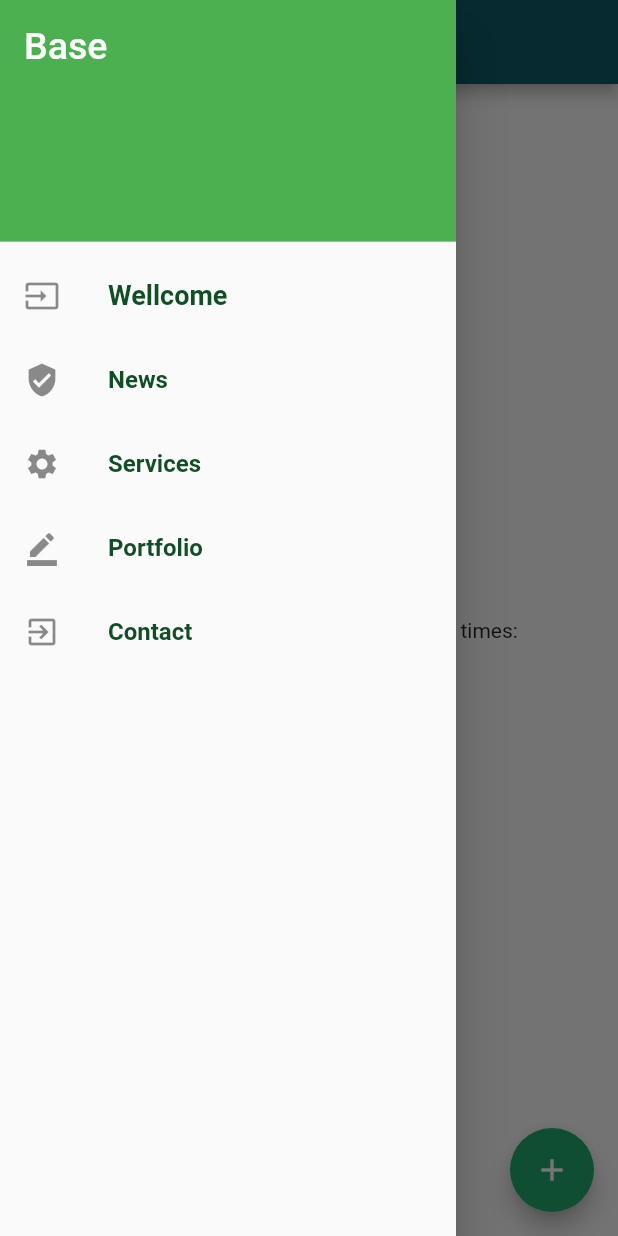
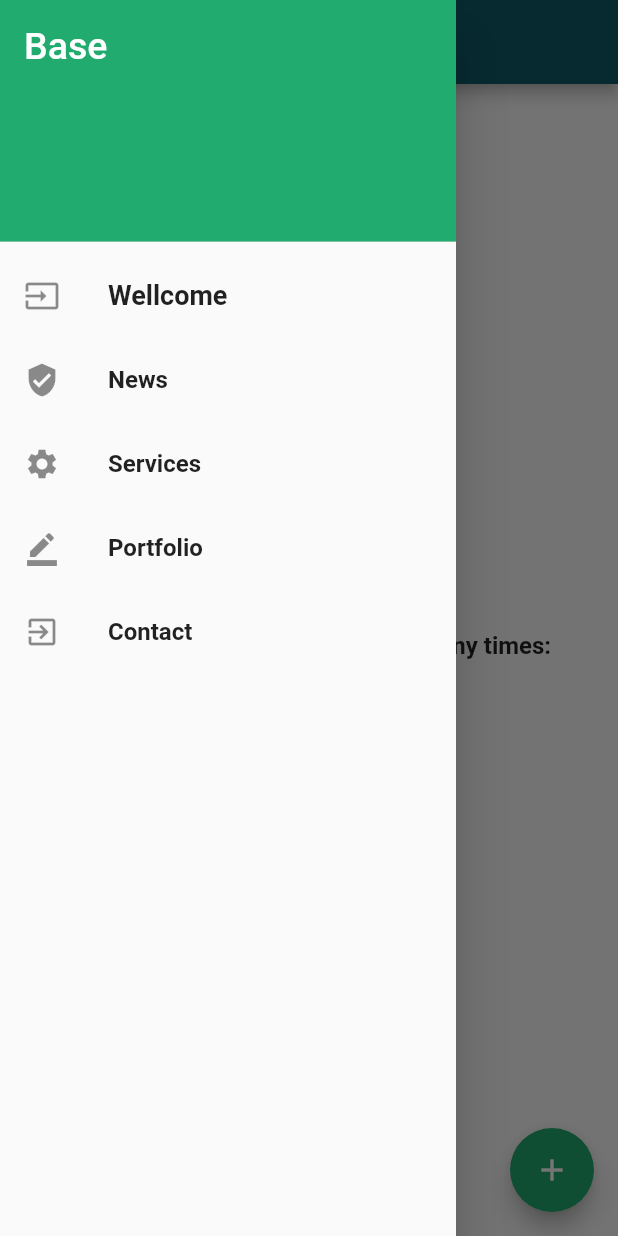
Before and after one commit to pedrozopayares/Base-Flutter-Template, a Flutter app: the screen it shows after launch, with the side drawer open, on a phone screen of 412 x 824 dp. Run offline on Flutter 3.47's test engine with Material 2 defaults, Android fonts, the phone set to English and light mode, and no system bars; our stand-ins replace google_fonts; Roboto replaces fonts that are missing (Hind).

Commit message:
Selecting text themes.

```diff
--- a/lib/main.dart
+++ b/lib/main.dart
@@ -103,10 +103,17 @@ class _MyHomePageState extends State<MyHomePage> {
           children: <Widget>[
             Text(
               'You have pushed the button this many times:',
+              style: TextStyle(
+                  color: Colors.black87,
+                  fontSize: 16,
+                  fontWeight: FontWeight.bold),
             ),
             Text(
               '$_counter',
-              style: Theme.of(context).textTheme.headline4,
+              style: TextStyle(
+                  color: Colors.black87,
+                  fontSize: 16,
+                  fontWeight: FontWeight.bold),
             ),
           ],
         ),
--- a/lib/widgets/NavDrawer.dart
+++ b/lib/widgets/NavDrawer.dart
@@ -13,7 +13,7 @@ class NavDrawer extends StatelessWidget {
               style: TextStyle(color: Colors.white, fontSize: 25),
             ),
             decoration: BoxDecoration(
-              color: Colors.green,
+              color: Color.fromARGB(255, 33, 171, 111),
             ),
           ),
           ListTile(
@@ -23,7 +23,7 @@ class NavDrawer extends StatelessWidget {
               textAlign: TextAlign.left,
               overflow: TextOverflow.ellipsis,
               style: TextStyle(
-                  color: Color.fromARGB(255, 17, 78, 37),
+                  color: Colors.black87,
                   fontSize: 18,
                   fontWeight: FontWeight.bold),
             ),
@@ -36,7 +36,7 @@ class NavDrawer extends StatelessWidget {
               textAlign: TextAlign.left,
               overflow: TextOverflow.ellipsis,
               style: TextStyle(
-                  color: Color.fromARGB(255, 17, 78, 37),
+                  color: Colors.black87,
                   fontSize: 16,
                   fontWeight: FontWeight.bold),
             ),
@@ -49,7 +49,7 @@ class NavDrawer extends StatelessWidget {
               textAlign: TextAlign.left,
               overflow: TextOverflow.ellipsis,
               style: TextStyle(
-                  color: Color.fromARGB(255, 17, 78, 37),
+                  color: Colors.black87,
                   fontSize: 16,
                   fontWeight: FontWeight.bold),
             ),
@@ -62,7 +62,7 @@ class NavDrawer extends StatelessWidget {
               textAlign: TextAlign.left,
               overflow: TextOverflow.ellipsis,
               style: TextStyle(
-                  color: Color.fromARGB(255, 17, 78, 37),
+                  color: Colors.black87,
                   fontSize: 16,
                   fontWeight: FontWeight.bold),
             ),
@@ -75,7 +75,7 @@ class NavDrawer extends StatelessWidget {
               textAlign: TextAlign.left,
               overflow: TextOverflow.ellipsis,
               style: TextStyle(
-                  color: Color.fromARGB(255, 17, 78, 37),
+                  color: Colors.black87,
                   fontSize: 16,
                   fontWeight: FontWeight.bold),
             ),
```
